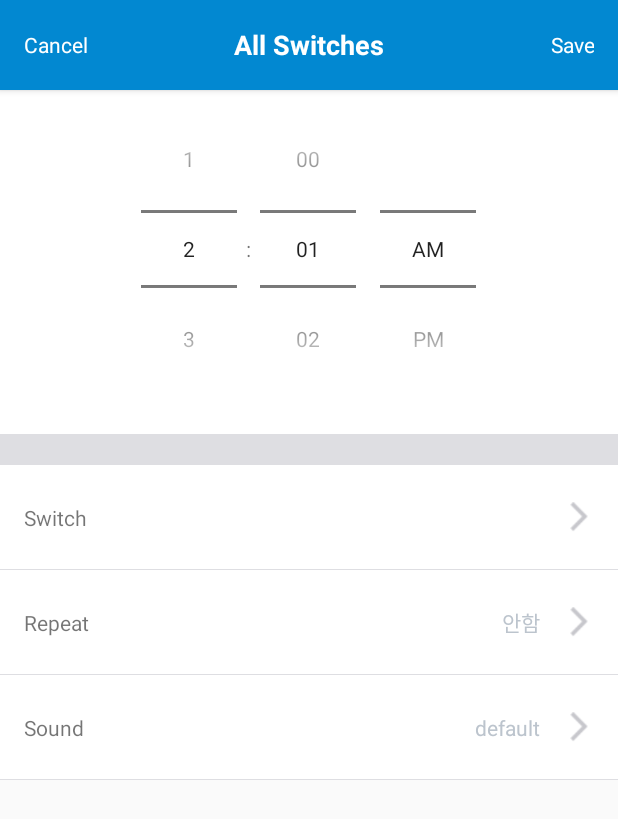
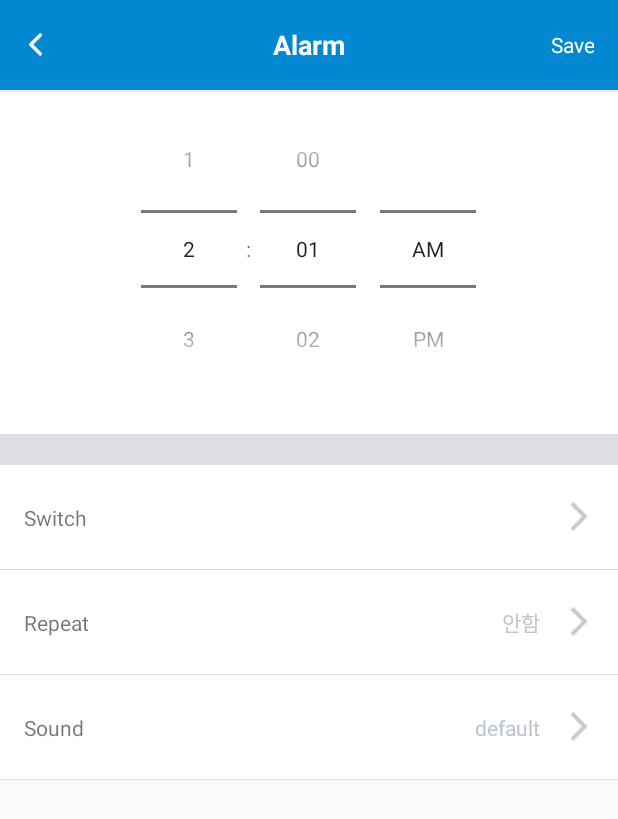
Before and after one commit to dev-ladmusician/ver_01, an Android app: the ActivityAlarmEdit screen opened directly, with no data from a screen before it, on a phone screen of 412 x 824 dp. Shown: the top 819 px of the screen. Run offline under Robolectric (Android 15) with nearby library versions, the phone set to English and light mode, and no system bars; our stand-ins replace data binding; libraries missing offline, so code that uses them is left out: org.parceler, rx.android.schedulers, rx.schedulers; 3 statements that could not run were skipped.

Commit message:
DEV10KA-121 #close 알람등록 :: toolbar ui 수정

```diff
--- a/app/src/main/java/com/goqual/a10k/view/fragments/FragmentMainAlarm.java
+++ b/app/src/main/java/com/goqual/a10k/view/fragments/FragmentMainAlarm.java
@@ -170,7 +170,7 @@ implements AlarmPresenter.View<Alarm>, IToolbarClickListener {
 
     public void onBtnClick(View view) {
         if(view.getId() == R.id.alarm_no_item_container) {
-            startActivityForResult(new Intent(getActivity(), ActivityAlarmEdit.class), REQ_NEW_ALARM);
+            startActivity(new Intent(getActivity(), ActivityAlarmEdit.class));
         }
     }
 
--- a/app/src/main/res/layout/activity_alarm_edit.xml
+++ b/app/src/main/res/layout/activity_alarm_edit.xml
@@ -28,30 +28,34 @@
                 android:layout_width="match_parent"
                 android:layout_height="@dimen/toolbar_height"
                 android:background="@color/identitiy_02"
-                android:elevation="3dp"
-                android:paddingLeft="@dimen/padding_16"
-                android:paddingRight="@dimen/padding_16">
+                android:elevation="3dp">
 
                 <TextView
                     android:id="@+id/timer_toolbar_title"
                     android:layout_width="wrap_content"
                     android:layout_height="wrap_content"
                     android:layout_centerInParent="true"
-                    android:text="@string/title_switch_list"
+                    android:text="@string/title_alarm"
                     android:textColor="@color/white"
                     android:textSize="@dimen/toolbar_plus_icon_size"
                     android:textStyle="bold"/>
 
-                <TextView
+                <RelativeLayout
                     android:id="@+id/timer_toolbar_cancel"
-                    android:layout_width="60dp"
+                    android:layout_width="50dp"
                     android:layout_height="match_parent"
                     android:layout_alignParentLeft="true"
                     android:layout_centerVertical="true"
-                    android:text="@string/timer_toolbar_cancel"
-                    android:gravity="center|left"
-                    android:textColor="@color/white"
-                    android:onClick="@{activity::onBtnClick}" />
+                    android:paddingLeft="@dimen/padding_16"
+                    android:onClick="@{activity::onBtnClick}">
+
+                    <ImageView
+                        android:layout_width="15dp"
+                        android:layout_height="15dp"
+                        android:layout_centerVertical="true"
+                        android:layout_alignParentLeft="true"
+                        android:src="@drawable/ic_arrow_l_w"/>
+                </RelativeLayout>
 
                 <TextView
                     android:id="@+id/timer_toolbar_save"
@@ -62,6 +66,7 @@
                     android:layout_centerVertical="true"
                     android:textColor="@color/white"
                     android:text="@string/timer_toolbar_save"
+                    android:paddingRight="@dimen/padding_16"
                     android:onClick="@{activity::onBtnClick}" />
             </RelativeLayout>
 
```
Also changed, not shown: 1 other file.
